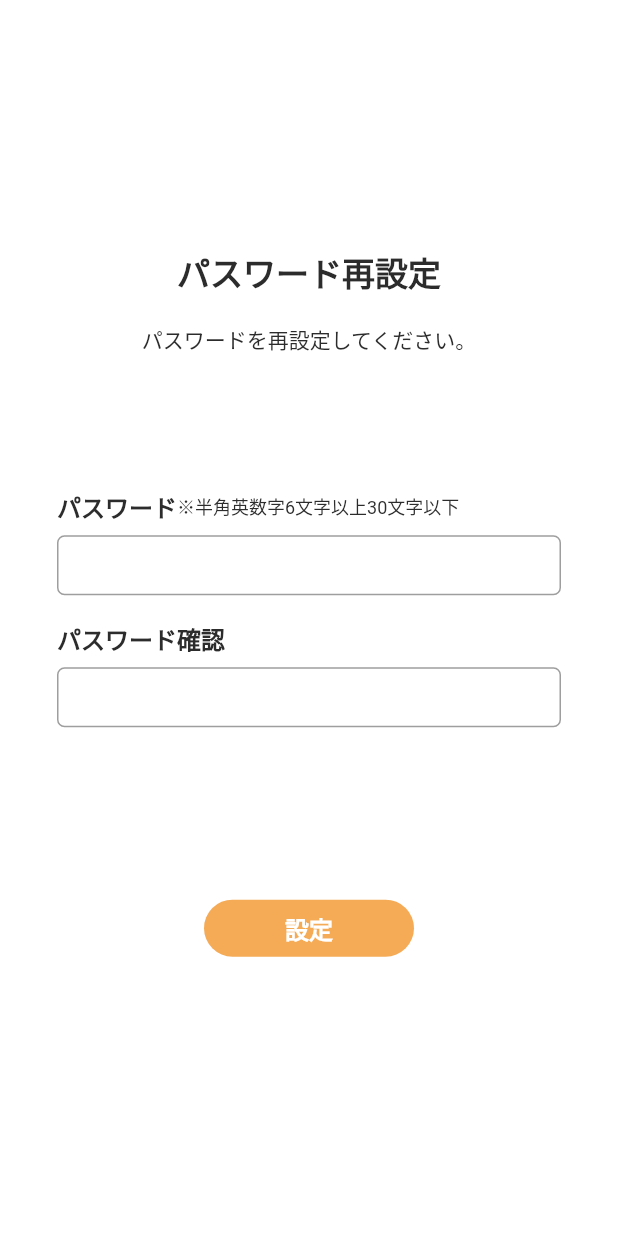
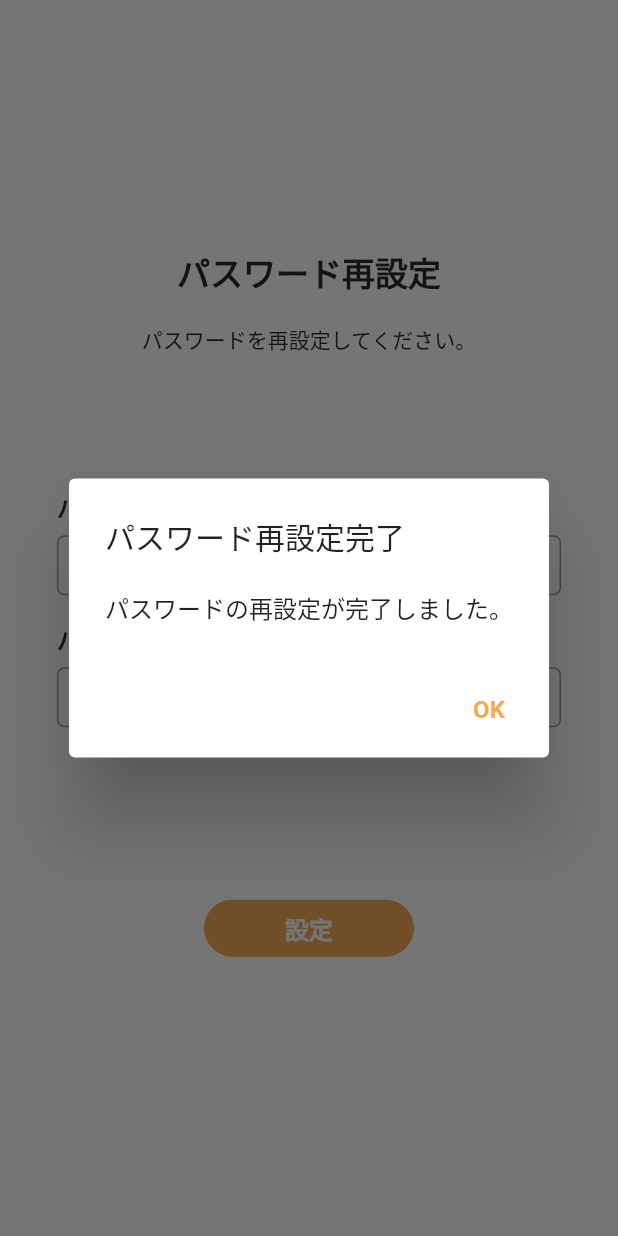
Before and after one commit to akashjpro/parsowa, a Flutter app: the RestPasswordScreen screen opened by its route, after a tap on "設定", on a phone screen of 412 x 824 dp. Run offline on Flutter 3.47's test engine with Material 2 defaults, Android fonts, the phone set to English and light mode, and no system bars; drawn by our look-alikes of keyboard_dismisser; our stand-ins replace dotted_line, flutter_bloc, flutter_svg, webview_flutter; Roboto replaces fonts that are missing (NotoSanJP).

Commit message:
fix 19538 and 19536

```diff
--- a/lib/presentation/screens/reset_password/reset_password_input_mail_screen.dart
+++ b/lib/presentation/screens/reset_password/reset_password_input_mail_screen.dart
@@ -1,6 +1,7 @@
 // import 'dart:html';
 
 import 'package:flutter/material.dart';
+import 'package:keyboard_dismisser/keyboard_dismisser.dart';
 import 'package:parsowa/core/constants/colors.dart';
 
 import 'reset_password_screen.dart';
@@ -35,7 +36,9 @@ class _MailState extends State<RestPasswordInputMailScreen> {
 
   @override
   Widget build(BuildContext context) {
-    return Scaffold(
+    return KeyboardDismisser(
+      gestures: [GestureType.onTap, GestureType.onPanUpdateDownDirection],
+      child: Scaffold(
         body: Container(
           //height: MediaQuery.of(context).size.height,
           width: double.infinity,
@@ -66,6 +69,7 @@ class _MailState extends State<RestPasswordInputMailScreen> {
                 ),
                 SizedBox(height: MediaQuery.of(context).size.height * 0.1),
               ],
+            ),
           ),
         ),
       ),
--- a/lib/presentation/screens/reset_password/reset_password_screen.dart
+++ b/lib/presentation/screens/reset_password/reset_password_screen.dart
@@ -1,5 +1,7 @@
 import 'package:flutter/material.dart';
+import 'package:keyboard_dismisser/keyboard_dismisser.dart';
 import 'package:parsowa/core/constants/colors.dart';
+import 'package:parsowa/presentation/screens/login/login_screen.dart';
 
 class RestPasswordScreen extends StatefulWidget {
   static const String routeName = "/RestPasswordScreen";
@@ -34,7 +36,9 @@ class _DemoState extends State<RestPasswordScreen> {
 
   @override
   Widget build(BuildContext context) {
-    return Scaffold(
+    return KeyboardDismisser(
+      gestures: [GestureType.onTap, GestureType.onPanUpdateDownDirection],
+      child: Scaffold(
         body: Container(
           //height: MediaQuery.of(context).size.height,
           width: double.infinity,
@@ -52,22 +56,62 @@ class _DemoState extends State<RestPasswordScreen> {
                 Container(
                   margin: const EdgeInsets.symmetric(horizontal: 38),
                   alignment: Alignment.center,
-                  child: _buildInput(passwordController, 'パスワード', 'password', '※半角英数字6文字以上30文字以下')),
+                  child: _buildInput(
+                    passwordController,
+                    'パスワード',
+                    'password',
+                    '※半角英数字6文字以上30文字以下',
+                  ),
+                ),
                 SizedBox(height: 17),
                 Container(
                   margin: const EdgeInsets.symmetric(horizontal: 38),
                   alignment: Alignment.center,
-                  child: _buildInput(passwordController, 'パスワード確認', 'password', null)),
+                  child: _buildInput(
+                    passwordConfirmController,
+                    'パスワード確認',
+                    'password',
+                    null,
+                  ),
+                ),
                 SizedBox(height: 115),
                 SizedBox(
                   height: 38,
                   width: 140,
-                child: _buttonClick('設定', _onClickButton),
+                  child: _buttonClick(
+                    '設定',
+                    () => _showDialog(context),
+                  ),
                 ),
                 SizedBox(height: MediaQuery.of(context).size.height * 0.1),
               ],
             ),
           ),
+        ),
+      ),
+    );
+  }
+
+  Future<String?> _showDialog(BuildContext context) {
+    return showDialog<String>(
+      context: context,
+      builder: (BuildContext context) => AlertDialog(
+        title: const Text('パスワード再設定完了'),
+        content: const Text('パスワードの再設定が完了しました。'),
+        actions: <Widget>[
+          TextButton(
+            onPressed: () =>
+                Navigator.of(context).pushNamed(LoginScreen.routeName),
+            child: const Text(
+              'OK',
+              style: TextStyle(
+                fontSize: 16,
+                fontWeight: FontWeight.w700,
+                fontFamily: "NotoSanJP",
+              ),
+            ),
+          ),
+        ],
       ),
     );
   }
@@ -180,9 +224,9 @@ class _DemoState extends State<RestPasswordScreen> {
   //----------------------------------------------------------------
   //Function
 
-  void _onClickButton() {
-    print('hello world');
-  }
+  // void _onClickButton() {
+  //   Navigator.of(context).pushNamed(LoginScreen.routeName);
+  // }
 
 //----------------------------------------------------------------
 
--- a/pubspec.yaml
+++ b/pubspec.yaml
@@ -41,6 +41,7 @@ dependencies:
   intl: ^0.17.0
   dotted_line: ^3.0.1
   webview_flutter: ^2.1.1
+  keyboard_dismisser: ^2.0.0
 dev_dependencies:
   flutter_test:
     sdk: flutter
```
Also changed, not shown: lib/main.dart (+5 -3 lines), lib/presentation/screens/fix_request_detail/completed/completed_fix_request_detail.dart (+6 -3 lines), pubspec.lock. Lines whose indentation alone changed are shown as unchanged.
